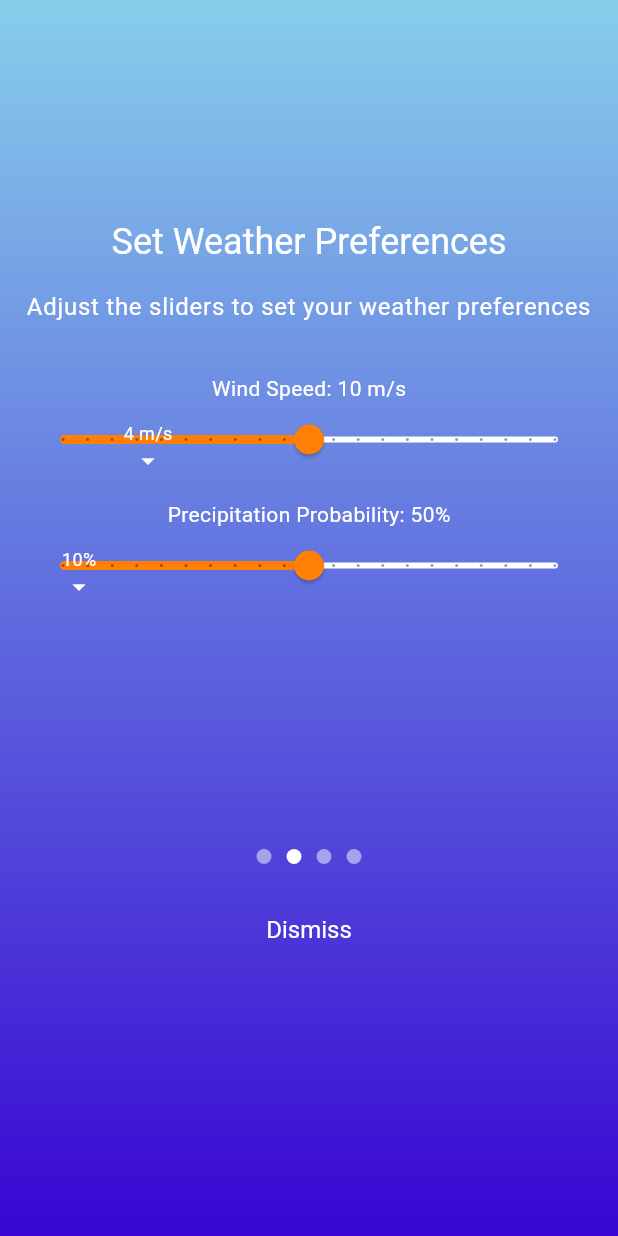
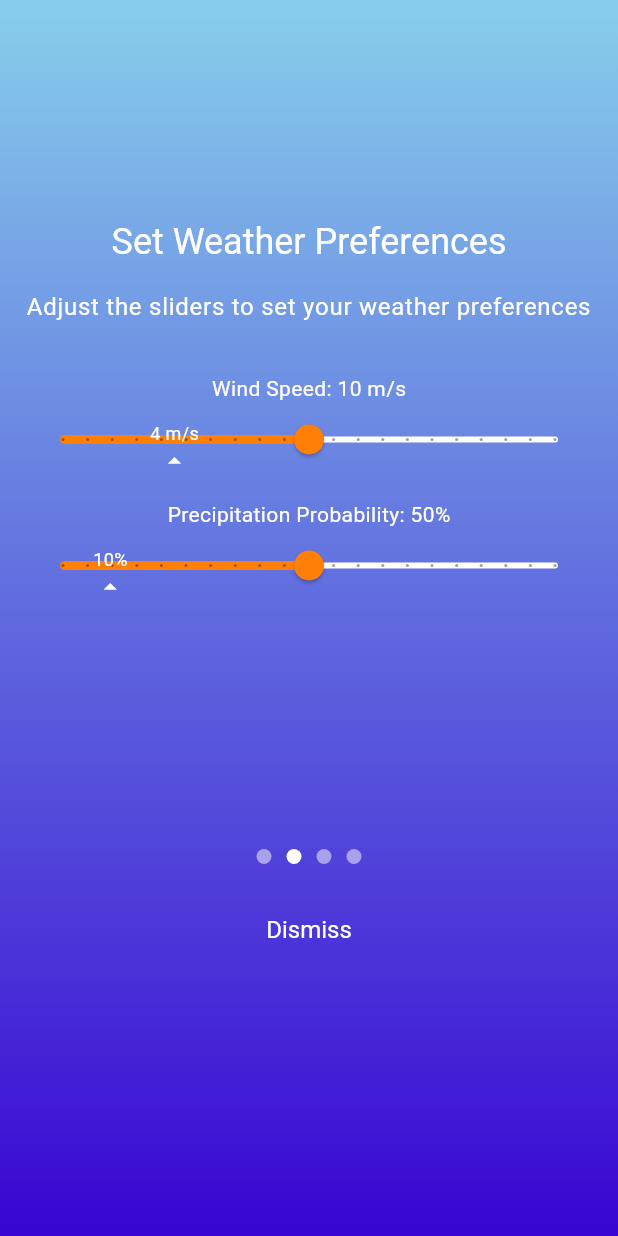
Before and after one commit to sebqa/PadelTid, a Flutter app: the screen it shows after launch, swiped to page 2, on a phone screen of 412 x 824 dp. Run offline on Flutter 3.47's test engine with Material 3 defaults, Android fonts, the phone set to English and light mode, and no system bars; our stand-ins replace animated_custom_dropdown, cloud_firestore, firebase_auth, firebase_core, firebase_messaging, flutter_svg and 2 more; missing offline and left inert: dart:js, firebase_ui_auth, firebase_ui_localizations, firebase_ui_oauth_google; accounts and stored records are empty; network calls fail.

Commit message:
indicator postions

```diff
--- a/lib/onboarding_screen.dart
+++ b/lib/onboarding_screen.dart
@@ -139,8 +139,7 @@ class _OnboardingScreenState extends State<OnboardingScreen> {
                 },
               ),
               Positioned(
-                left: MediaQuery.of(context).size.width * 0.2 -
-                    16, // Adjust this value as needed
+                left: _calculateIndicatorPosition(context, 4, 0, 20),
                 child: _buildRecommendedIndicator('4 m/s'),
               ),
             ],
@@ -166,8 +165,7 @@ class _OnboardingScreenState extends State<OnboardingScreen> {
                 },
               ),
               Positioned(
-                left: MediaQuery.of(context).size.width * 0.1 -
-                    16, // Adjust this value as needed
+                left: _calculateIndicatorPosition(context, 10, 0, 100),
                 child: _buildRecommendedIndicator('10%'),
               ),
             ],
@@ -175,6 +173,16 @@ class _OnboardingScreenState extends State<OnboardingScreen> {
         ],
       ),
     );
+  }
+
+  double _calculateIndicatorPosition(
+      BuildContext context, double value, double min, double max) {
+    final sliderWidth =
+        MediaQuery.of(context).size.width - 32; // Adjust for padding
+    final fraction = (value - min) / (max - min);
+    return 16 +
+        (sliderWidth * fraction) -
+        8; // 16 for left padding, -8 to center the indicator
   }
 
   Widget _buildFinalPage(BuildContext context) {
@@ -375,7 +383,7 @@ Widget _buildRecommendedIndicator(String label) {
         style: TextStyle(color: Colors.white, fontSize: 12),
       ),
       Icon(
-        Icons.arrow_drop_down,
+        Icons.arrow_drop_up,
         color: Colors.white,
         size: 20,
       ),
```
